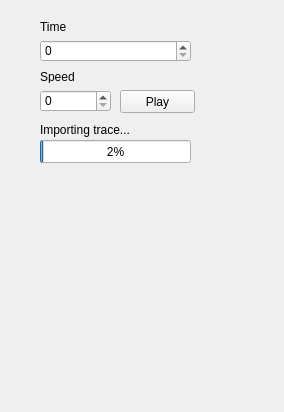
Old version of the form src/manetviz/controlwidget.ui in the repository Bramas/manet-viz.
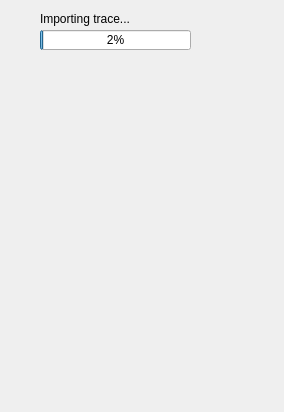
New version of the form.

Commit message: Added the player buttons into a plugin

The edit to the form file:
```diff
--- a/src/manetviz/controlwidget.ui
+++ b/src/manetviz/controlwidget.ui
@@ -35,75 +35,16 @@
        <property name="minimumSize">
         <size>
          <width>200</width>
-         <height>160</height>
+         <height>50</height>
         </size>
        </property>
-       <widget class="QLabel" name="label">
-        <property name="geometry">
-         <rect>
-          <x>10</x>
-          <y>10</y>
-          <width>47</width>
-          <height>13</height>
-         </rect>
-        </property>
-        <property name="text">
-         <string>Time</string>
-        </property>
-       </widget>
-       <widget class="QPushButton" name="pushButtonPlay">
-        <property name="geometry">
-         <rect>
-          <x>90</x>
-          <y>80</y>
-          <width>75</width>
-          <height>23</height>
-         </rect>
-        </property>
-        <property name="text">
-         <string>Play</string>
-        </property>
-       </widget>
-       <widget class="QSpinBox" name="spinBoxTime">
-        <property name="geometry">
-         <rect>
-          <x>10</x>
-          <y>30</y>
-          <width>151</width>
-          <height>22</height>
-         </rect>
-        </property>
-       </widget>
-       <widget class="QSpinBox" name="spinBoxSpeed">
-        <property name="geometry">
-         <rect>
-          <x>10</x>
-          <y>80</y>
-          <width>71</width>
-          <height>22</height>
-         </rect>
-        </property>
-       </widget>
-       <widget class="QLabel" name="label_2">
-        <property name="geometry">
-         <rect>
-          <x>10</x>
-          <y>60</y>
-          <width>47</width>
-          <height>13</height>
-         </rect>
-        </property>
-        <property name="text">
-         <string>Speed</string>
-        </property>
-       </widget>
        <widget class="QProgressBar" name="progressBarImport">
         <property name="geometry">
          <rect>
           <x>10</x>
-          <y>130</y>
+          <y>20</y>
           <width>151</width>
-          <height>23</height>
+          <height>20</height>
          </rect>
         </property>
         <property name="maximum">
@@ -120,9 +61,9 @@
         <property name="geometry">
          <rect>
           <x>10</x>
-          <y>110</y>
+          <y>0</y>
           <width>151</width>
-          <height>20</height>
+          <height>17</height>
          </rect>
         </property>
         <property name="text">
```
The commit also changes 10 other files.
